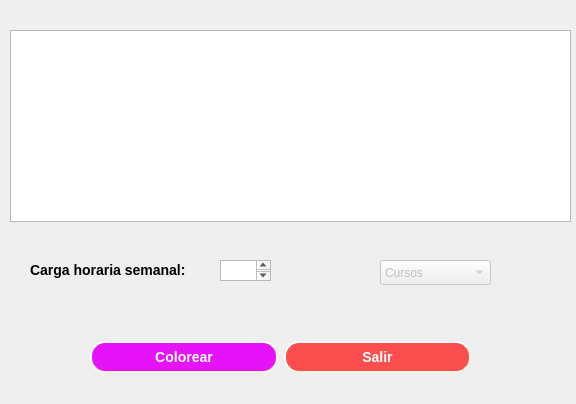
First picture: the form in coloringdialog.ui, repository Santiago-Pinto/colorcraft, before the edit.
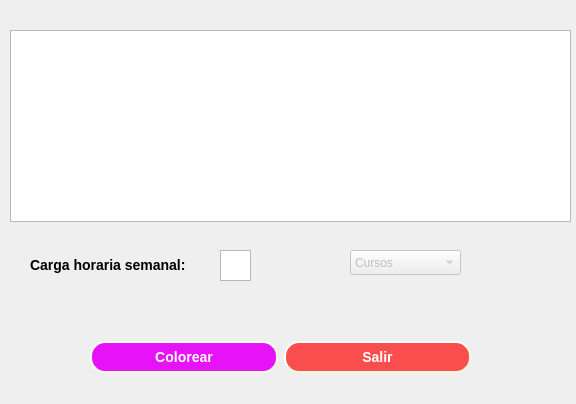
Second picture: the form after the edit.

Commit message: Changes on widgets positions in coloring window

The edit to the form file:
```diff
--- a/coloringdialog.ui
+++ b/coloringdialog.ui
@@ -45,8 +45,8 @@
     </property>
     <property name="geometry">
      <rect>
-      <x>380</x>
-      <y>260</y>
+      <x>350</x>
+      <y>250</y>
       <width>111</width>
       <height>25</height>
      </rect>
@@ -61,9 +61,9 @@
     <property name="geometry">
      <rect>
       <x>30</x>
-      <y>260</y>
+      <y>249</y>
       <width>191</width>
-      <height>20</height>
+      <height>31</height>
      </rect>
     </property>
     <property name="styleSheet">
@@ -73,24 +73,6 @@
      <string>Carga horaria semanal:</string>
     </property>
    </widget>
-   <widget class="QTextEdit" name="textEdit">
-    <property name="geometry">
-     <rect>
-      <x>220</x>
-      <y>260</y>
-      <width>51</width>
-      <height>21</height>
-     </rect>
-    </property>
-    <property name="html">
-     <string>&lt;!DOCTYPE HTML PUBLIC &quot;-//W3C//DTD HTML 4.0//EN&quot; &quot;http://www.w3.org/TR/REC-html40/strict.dtd&quot;&gt;
-&lt;html&gt;&lt;head&gt;&lt;meta name=&quot;qrichtext&quot; content=&quot;1&quot; /&gt;&lt;style type=&quot;text/css&quot;&gt;
-p, li { white-space: pre-wrap; }
-&lt;/style&gt;&lt;/head&gt;&lt;body style=&quot; font-family:'Ubuntu'; font-size:11pt; font-weight:400; font-style:normal;&quot;&gt;
-&lt;p style=&quot; margin-top:0px; margin-bottom:0px; margin-left:0px; margin-right:0px; -qt-block-indent:0; text-indent:0px;&quot;&gt; &lt;/p&gt;
-&lt;p style=&quot;-qt-paragraph-type:empty; margin-top:0px; margin-bottom:0px; margin-left:0px; margin-right:0px; -qt-block-indent:0; text-indent:0px;&quot;&gt;&lt;br /&gt;&lt;/p&gt;&lt;/body&gt;&lt;/html&gt;</string>
-    </property>
-   </widget>
    <widget class="QLabel" name="lblProcessing">
     <property name="geometry">
      <rect>
@@ -104,6 +86,16 @@
      <string/>
     </property>
    </widget>
+   <widget class="QPlainTextEdit" name="textEdit">
+    <property name="geometry">
+     <rect>
+      <x>220</x>
+      <y>250</y>
+      <width>31</width>
+      <height>31</height>
+     </rect>
+    </property>
+   </widget>
    <widget class="QWidget" name="">
     <property name="geometry">
      <rect>
```
The commit also changes 2 other files.
